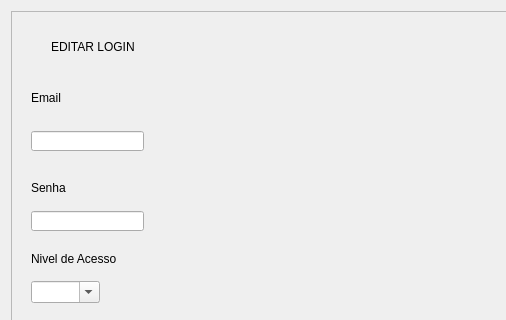
First picture: the form in App/view/ui/editarLogin.ui, repository Senac-SOR-ADS/Mapa-de-Sala, before the edit; both pictures show x 0 to 506 and y 0 to 320 of the 737 by 458 pixel window.
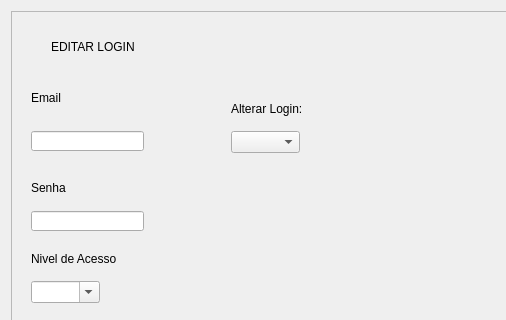
Second picture: the form after the edit.

Commit message:
correções em telas (#121)
tabulação alterada na home e ComboBox adicionado as telas de editar

```diff
--- a/App/view/ui/editarLogin.ui
+++ b/App/view/ui/editarLogin.ui
@@ -120,6 +120,29 @@
        <string>EDITAR LOGIN</string>
       </property>
      </widget>
+     <widget class="QComboBox" name="alterarLogin">
+      <property name="geometry">
+       <rect>
+        <x>220</x>
+        <y>120</y>
+        <width>69</width>
+        <height>22</height>
+       </rect>
+      </property>
+     </widget>
+     <widget class="QLabel" name="label_5">
+      <property name="geometry">
+       <rect>
+        <x>220</x>
+        <y>90</y>
+        <width>71</width>
+        <height>16</height>
+       </rect>
+      </property>
+      <property name="text">
+       <string>Alterar Login:</string>
+      </property>
+     </widget>
     </widget>
    </item>
   </layout>
```
The commit also changes 6 other files.
